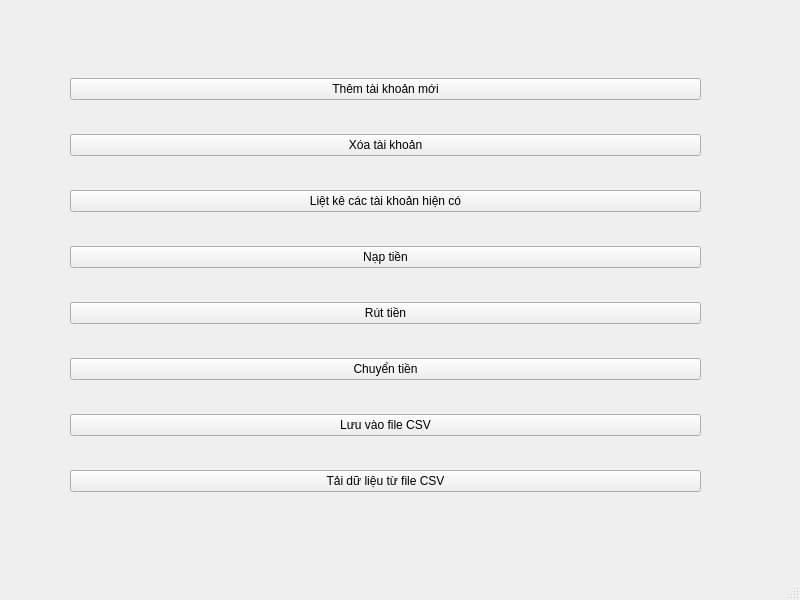
Quoclien7777/bank-management, file mainwindow.ui: the form before one commit.
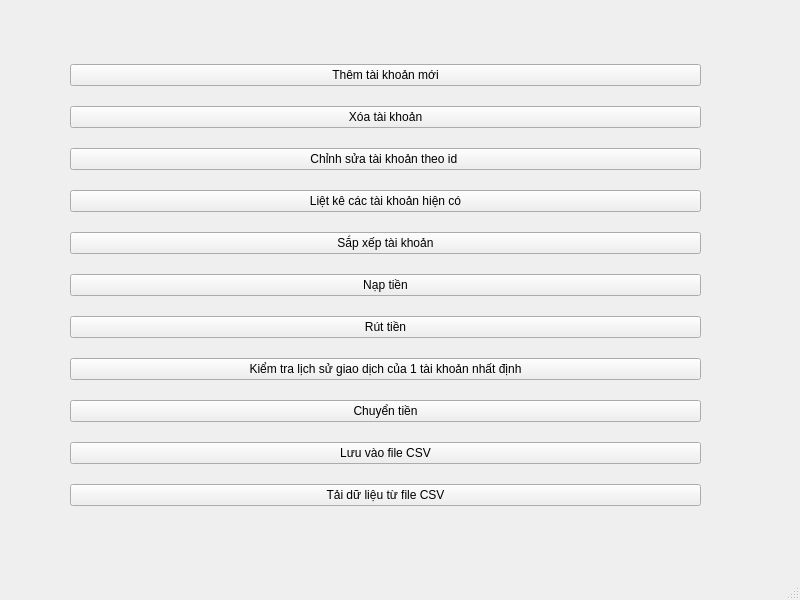
The form after the commit.

```diff
--- a/mainwindow.ui
+++ b/mainwindow.ui
@@ -38,6 +38,13 @@
        </property>
       </widget>
      </item>
+     <item>
+      <widget class="QPushButton" name="pushButtonEditAccount">
+       <property name="text">
+        <string>Chỉnh sửa tài khoản theo id </string>
+       </property>
+      </widget>
+     </item>
      <item>
       <widget class="QPushButton" name="showAccounts">
        <property name="text">
@@ -45,6 +52,13 @@
        </property>
       </widget>
      </item>
+     <item>
+      <widget class="QPushButton" name="pushButtonSort">
+       <property name="text">
+        <string>Sắp xếp tài khoản</string>
+       </property>
+      </widget>
+     </item>
      <item>
       <widget class="QPushButton" name="DepositButton">
        <property name="text">
@@ -59,6 +73,13 @@
        </property>
       </widget>
      </item>
+     <item>
+      <widget class="QPushButton" name="pushButton">
+       <property name="text">
+        <string>Kiểm tra lịch sử giao dịch của 1 tài khoản nhất định</string>
+       </property>
+      </widget>
+     </item>
      <item>
       <widget class="QPushButton" name="pushButtonTransfer">
        <property name="text">
```
